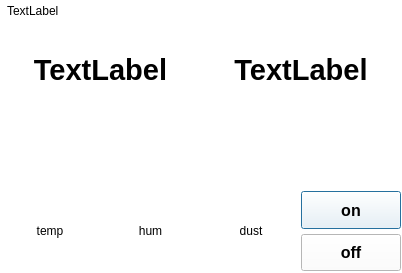
The window that Raspberry/dialog.ui (psy1064/DJU_OSP) describes before a commit, drawn with Qt 5.
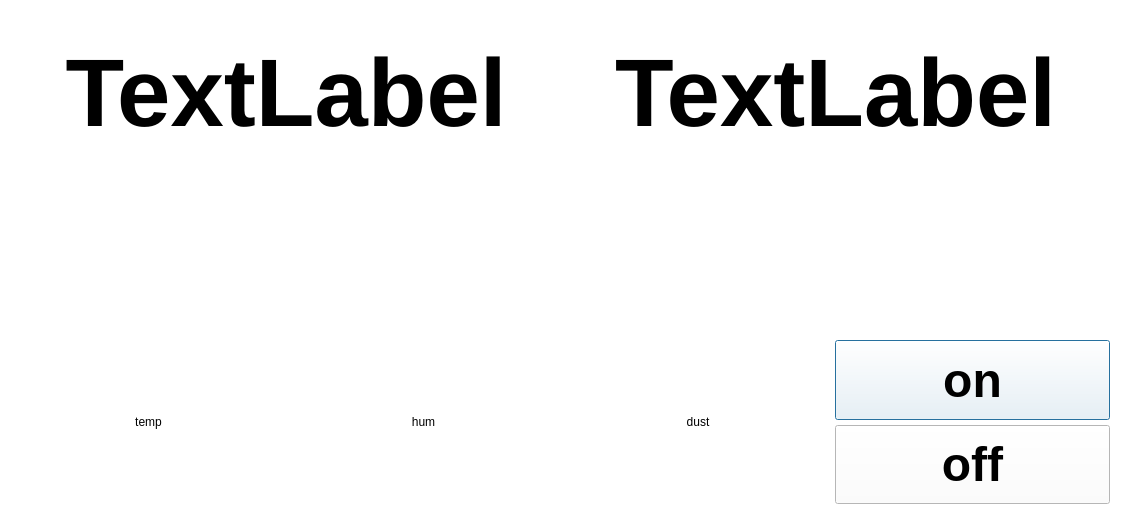
The same window after the commit.

What changed in the file:
```diff
--- a/Raspberry/dialog.ui
+++ b/Raspberry/dialog.ui
@@ -6,10 +6,16 @@
    <rect>
     <x>0</x>
     <y>0</y>
-    <width>402</width>
-    <height>273</height>
+    <width>1121</width>
+    <height>515</height>
    </rect>
   </property>
+  <property name="sizePolicy">
+   <sizepolicy hsizetype="Maximum" vsizetype="Maximum">
+    <horstretch>0</horstretch>
+    <verstretch>0</verstretch>
+   </sizepolicy>
+  </property>
   <property name="windowTitle">
    <string>Homekeeper</string>
   </property>
@@ -19,26 +25,22 @@
   <property name="styleSheet">
    <string notr="true">background-color: rgb(255, 255, 255);</string>
   </property>
-  <widget class="QWidget" name="verticalLayoutWidget_2">
-   <property name="geometry">
-    <rect>
-     <x>0</x>
-     <y>30</y>
-     <width>401</width>
-     <height>241</height>
-    </rect>
-   </property>
+  <layout class="QGridLayout" name="gridLayout">
+   <item row="0" column="0">
    <layout class="QVBoxLayout" name="verticalLayout_2">
     <property name="spacing">
      <number>0</number>
     </property>
+     <property name="sizeConstraint">
+      <enum>QLayout::SetMaximumSize</enum>
+     </property>
     <item>
      <layout class="QHBoxLayout" name="horizontalLayout_3">
       <item>
        <widget class="QLabel" name="dateValue">
         <property name="font">
          <font>
-          <pointsize>22</pointsize>
+           <pointsize>72</pointsize>
           <weight>75</weight>
           <bold>true</bold>
          </font>
@@ -55,7 +57,7 @@
        <widget class="QLabel" name="timeValue">
         <property name="font">
          <font>
-          <pointsize>22</pointsize>
+           <pointsize>72</pointsize>
           <weight>75</weight>
           <bold>true</bold>
          </font>
@@ -161,7 +163,7 @@
           </property>
           <property name="font">
            <font>
-            <pointsize>12</pointsize>
+             <pointsize>36</pointsize>
             <weight>75</weight>
             <italic>false</italic>
             <bold>true</bold>
@@ -194,7 +196,7 @@
           </property>
           <property name="font">
            <font>
-            <pointsize>12</pointsize>
+             <pointsize>36</pointsize>
             <weight>75</weight>
             <italic>false</italic>
             <bold>true</bold>
@@ -213,20 +215,8 @@
      </layout>
     </item>
    </layout>
-  </widget>
-  <widget class="QLabel" name="isConnectedValue">
-   <property name="geometry">
-    <rect>
-     <x>7</x>
-     <y>0</y>
-     <width>381</width>
-     <height>22</height>
-    </rect>
-   </property>
-   <property name="text">
-    <string>TextLabel</string>
-   </property>
-  </widget>
+   </item>
+  </layout>
  </widget>
  <resources/>
  <connections/>
```
Lines whose indentation alone changed are shown as unchanged.
